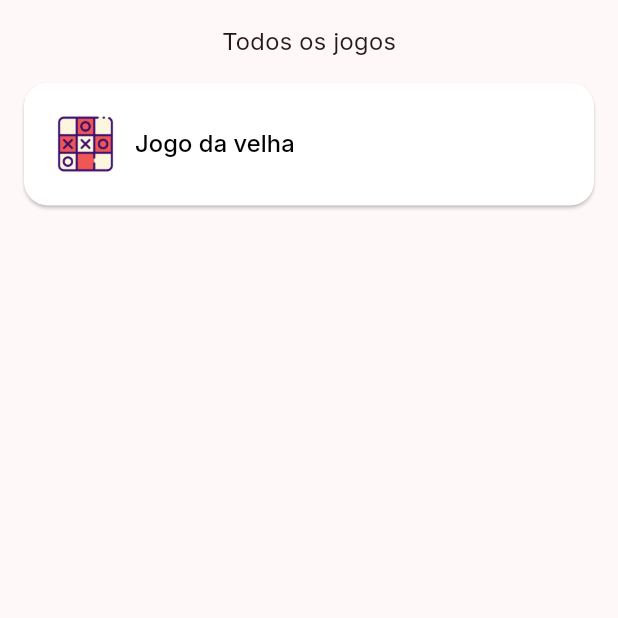
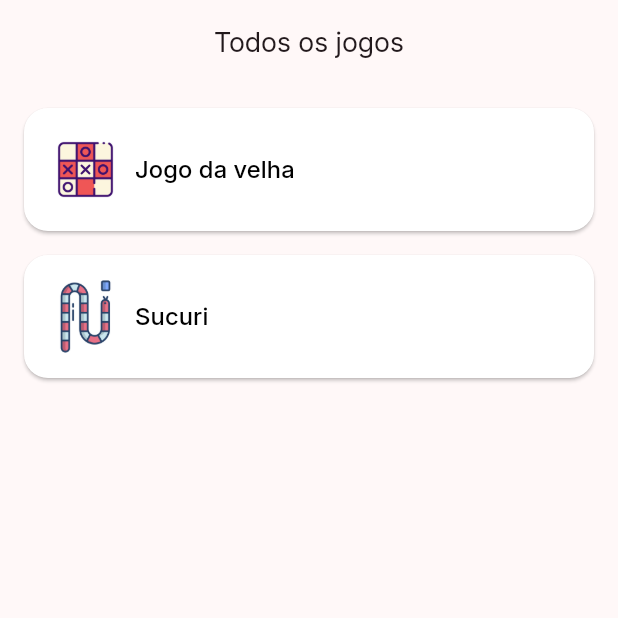
Before and after one commit to WillianMedeiros14/games_in_flutter, a Flutter app: the screen it shows after launch, after a tap on "Iniciar", on a phone screen of 412 x 824 dp, the top half of it. Run offline on Flutter 3.47's test engine with Material 3 defaults, Android fonts, the phone set to English and light mode, and no system bars.

Commit message:
feature: Addition of the snake game option

```diff
--- a/lib/features/listGames/presentation/pages/list_games_page.dart
+++ b/lib/features/listGames/presentation/pages/list_games_page.dart
@@ -22,18 +22,25 @@ class _ListGamesPageState extends State<ListGamesPage> {
       ),
     );
     return Scaffold(
+      appBar: AppBar(
+        title: const Text(
+          "Todos os jogos",
+          style: TextStyle(
+            fontSize: 18,
+          ),
+        ),
+        centerTitle: true,
+      ),
       body: SafeArea(
         child: SingleChildScrollView(
-          child: Column(
-            children: [
-              const SizedBox(height: 16),
-              const Text(
-                "Todos os jogos",
-                style: TextStyle(fontSize: 16),
-              ),
-              Padding(
-                padding: const EdgeInsets.all(16),
-                child: ButtonListGamesWidget(
+          child: Padding(
+            padding: const EdgeInsets.all(16),
+            child: Column(
+              spacing: 16,
+              children: [
+                ButtonListGamesWidget(
+                  title: "Jogo da velha",
+                  pathIcon: 'assets/icons/jogo_da_velha.png',
                   onPressed: () => {
                     Navigator.of(context).push(
                       MaterialPageRoute(
@@ -42,8 +49,19 @@ class _ListGamesPageState extends State<ListGamesPage> {
                     )
                   },
                 ),
-              )
-            ],
+                ButtonListGamesWidget(
+                  title: "Sucuri",
+                  pathIcon: 'assets/icons/snake.png',
+                  onPressed: () => {
+                    Navigator.of(context).push(
+                      MaterialPageRoute(
+                        builder: (context) => const TicTacToeHomePage(),
+                      ),
+                    )
+                  },
+                )
+              ],
+            ),
           ),
         ),
       ),
--- a/lib/features/listGames/presentation/widgets/button_list_games_widget.dart
+++ b/lib/features/listGames/presentation/widgets/button_list_games_widget.dart
@@ -2,26 +2,30 @@ import 'package:flutter/material.dart';
 
 class ButtonListGamesWidget extends StatelessWidget {
   final VoidCallback onPressed;
-  const ButtonListGamesWidget({
-    super.key,
-    required this.onPressed,
-  });
+  final String pathIcon;
+  final String title;
+  const ButtonListGamesWidget(
+      {super.key,
+      required this.onPressed,
+      required this.pathIcon,
+      required this.title});
 
   @override
   Widget build(BuildContext context) {
     return ElevatedButton(
       onPressed: onPressed,
       style: ElevatedButton.styleFrom(
-          backgroundColor: Colors.white,
-          shape: RoundedRectangleBorder(
-            borderRadius: BorderRadius.circular(16),
-          ),
-          padding: const EdgeInsets.all(16)),
+        backgroundColor: Colors.white,
+        shape: RoundedRectangleBorder(
+          borderRadius: BorderRadius.circular(16),
+        ),
+        padding: const EdgeInsets.all(16),
+      ),
       child: Row(
         crossAxisAlignment: CrossAxisAlignment.center,
         children: [
           Image.asset(
-            'assets/icons/jogo_da_velha.png',
+            pathIcon,
             width: 50,
             height: 50,
             fit: BoxFit.cover,
@@ -29,9 +33,9 @@ class ButtonListGamesWidget extends StatelessWidget {
           const SizedBox(
             width: 8,
           ),
-          const Text(
-            "Jogo da velha",
-            style: TextStyle(fontSize: 16, color: Colors.black),
+          Text(
+            title,
+            style: const TextStyle(fontSize: 16, color: Colors.black),
           ),
         ],
       ),
```
Also changed, not shown: assets/icons/snake.png (added).
